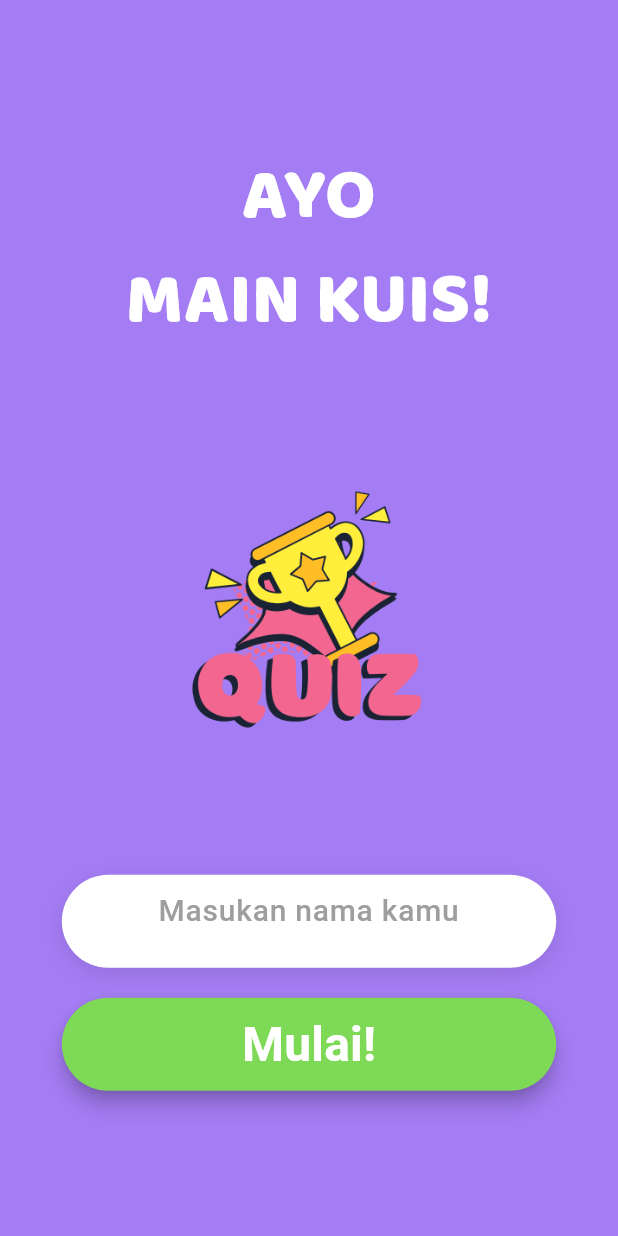
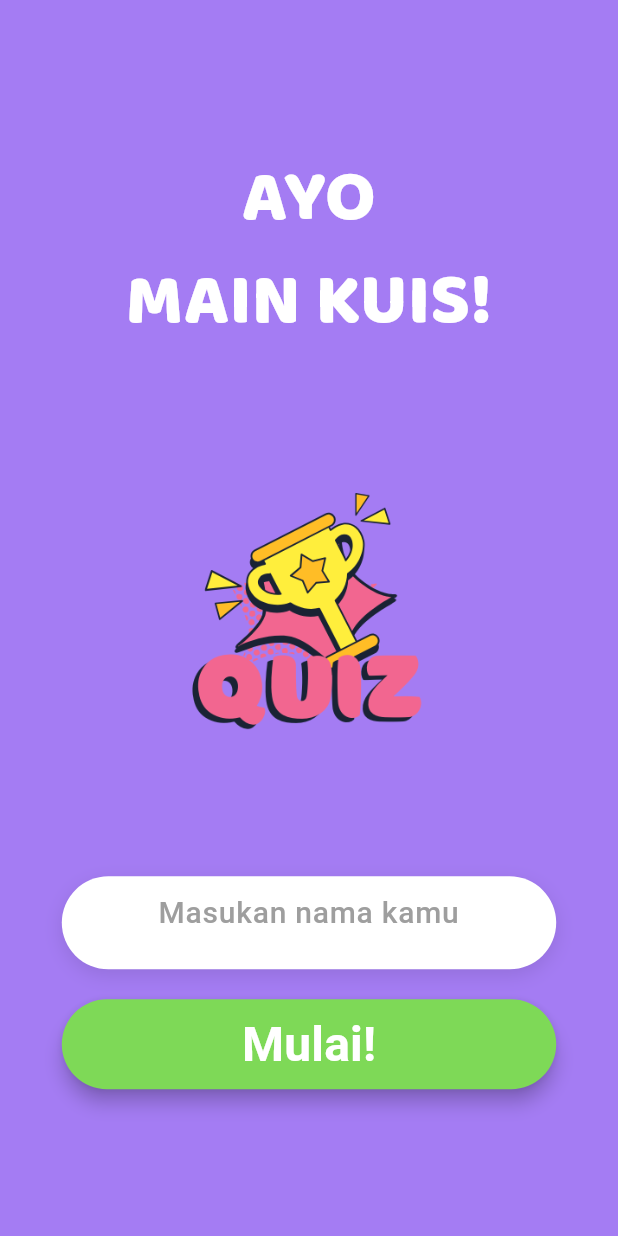
Before and after one commit to asnalaia/231401137_AsnawatiLaia_apkquiz, a Flutter app: the screen it shows after launch, on a phone screen of 412 x 824 dp. Run offline on Flutter 3.47's test engine with Material 3 defaults, Android fonts, the phone set to English and light mode, and no system bars; Roboto replaces fonts that are missing (Poppins).

Commit message:
refactor: make home screen responsive and create reusable buttons

```diff
--- a/lib/screens/home_screen.dart
+++ b/lib/screens/home_screen.dart
@@ -1,5 +1,6 @@
 import 'package:flutter/material.dart';
 import 'quiz_screen.dart';
+import '../widgets/primary_button.dart';
 
 class HomeScreen extends StatefulWidget {
   const HomeScreen({Key? key}) : super(key: key);
@@ -41,7 +42,6 @@ class _HomeScreenState extends State<HomeScreen> {
 
   @override
   Widget build(BuildContext context) {
-    // 1. Dapatkan ukuran layar perangkat
     final double screenWidth = MediaQuery.of(context).size.width;
 
     return Scaffold(
@@ -63,19 +63,15 @@ class _HomeScreenState extends State<HomeScreen> {
                 ),
               ),
               const SizedBox(height: 30),
-
-              // 2. PERUBAHAN: Lebar gambar sekarang 70% dari lebar layar
-              //    Tinggi dihapus agar rasio aspek gambar tetap terjaga
               Image.asset(
                 "assets/logo.png",
-                width: screenWidth * 0.7, // 70% dari lebar layar
+                width: screenWidth * 0.7,
               ),
               const SizedBox(height: 30),
 
-              // 3. PERUBAHAN: Lebar kontainer sekarang 80% dari lebar layar
               Container(
-                width: screenWidth * 0.8, // 80% dari lebar layar
-                height: 62, // Tinggi tetap untuk ergonomi tap
+                width: screenWidth * 0.8,
+                height: 62,
                 decoration: BoxDecoration(
                   borderRadius: BorderRadius.circular(100),
                   color: Colors.white,
@@ -108,25 +104,11 @@ class _HomeScreenState extends State<HomeScreen> {
               ),
               const SizedBox(height: 20),
 
-              // 4. PERUBAHAN: Lebar minimum tombol sekarang 80% dari lebar layar
-              ElevatedButton(
+              PrimaryButton(
+                width: screenWidth * 0.8,
+                text: "Mulai!",
+                fontSize: 32,
                 onPressed: _mulaiKuis,
-                style: ElevatedButton.styleFrom(
-                  backgroundColor: const Color(0xff7ed957),
-                  minimumSize: Size(screenWidth * 0.8, 62), // 80% lebar, 62 tinggi
-                  shape: RoundedRectangleBorder(
-                    borderRadius: BorderRadius.circular(100),
-                  ),
-                  elevation: 5,
-                ),
-                child: const Text(
-                  "Mulai!",
-                  style: TextStyle(
-                    fontSize: 32,
-                    fontWeight: FontWeight.w600,
-                    color: Colors.white,
-                  ),
-                ),
               ),
             ],
           ),
--- /dev/null
+++ b/lib/widgets/primary_button.dart
@@ -0,0 +1,40 @@
+import 'package:flutter/material.dart';
+
+class PrimaryButton extends StatelessWidget {
+  final String text;
+  final VoidCallback onPressed;
+  final double fontSize;
+  final double? width;
+
+  const PrimaryButton({
+    Key? key,
+    required this.text,
+    required this.onPressed,
+    this.fontSize = 22,
+    this.width,
+  }) : super(key: key);
+
+  @override
+  Widget build(BuildContext context) {
+    return ElevatedButton(
+      onPressed: onPressed,
+      style: ElevatedButton.styleFrom(
+        backgroundColor: const Color(0xff7ed957),
+        minimumSize: Size(width ?? double.infinity, 60),
+        shape: RoundedRectangleBorder(
+          borderRadius: BorderRadius.circular(100),
+        ),
+        elevation: 5,
+      ),
+      child: Text(
+        text,
+        style: TextStyle(
+          fontFamily: 'Poppins',
+          fontSize: fontSize,
+          fontWeight: FontWeight.w600,
+          color: Colors.white,
+        ),
+      ),
+    );
+  }
+}
```
Also changed, not shown: lib/models/quiz_question.dart (added, +13 -0 lines), lib/screens/quiz_screen.dart (+102 -61 lines), lib/screens/result_screen.dart (added, +84 -0 lines), lib/widgets/answer_button.dart (added, +40 -0 lines), img.png (added), 1 other file.
